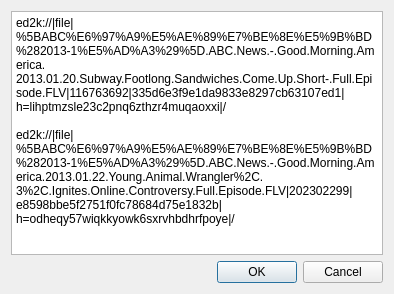
h3r3x3/XLCloudClient, file simpleeditor.ui: the form before one commit.
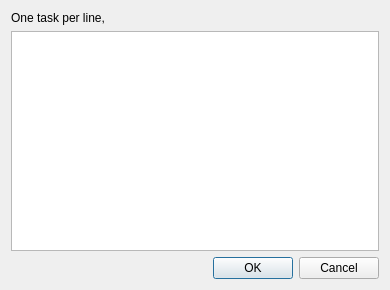
The form after the commit.

Patch:
```diff
--- a/simpleeditor.ui
+++ b/simpleeditor.ui
@@ -6,20 +6,25 @@
    <rect>
     <x>0</x>
     <y>0</y>
-    <width>394</width>
-    <height>294</height>
+    <width>390</width>
+    <height>290</height>
    </rect>
   </property>
   <property name="windowTitle">
    <string>Task editor</string>
   </property>
   <layout class="QVBoxLayout" name="verticalLayout">
+   <item>
+    <widget class="QLabel" name="label">
+     <property name="text">
+      <string>One task per line,</string>
+     </property>
+    </widget>
+   </item>
    <item>
     <widget class="QPlainTextEdit" name="plainTextEdit">
      <property name="plainText">
-      <string>ed2k://|file|%5BABC%E6%97%A9%E5%AE%89%E7%BE%8E%E5%9B%BD%282013-1%E5%AD%A3%29%5D.ABC.News.-.Good.Morning.America.2013.01.20.Subway.Footlong.Sandwiches.Come.Up.Short-.Full.Episode.FLV|116763692|335d6e3f9e1da9833e8297cb63107ed1|h=lihptmzsle23c2pnq6zthzr4muqaoxxi|/
-
-ed2k://|file|%5BABC%E6%97%A9%E5%AE%89%E7%BE%8E%E5%9B%BD%282013-1%E5%AD%A3%29%5D.ABC.News.-.Good.Morning.America.2013.01.22.Young.Animal.Wrangler%2C.3%2C.Ignites.Online.Controversy.Full.Episode.FLV|202302299|e8598bbe5f2751f0fc78684d75e1832b|h=odheqy57wiqkkyowk6sxrvhbdhrfpoye|/</string>
+      <string/>
      </property>
     </widget>
    </item>
```
